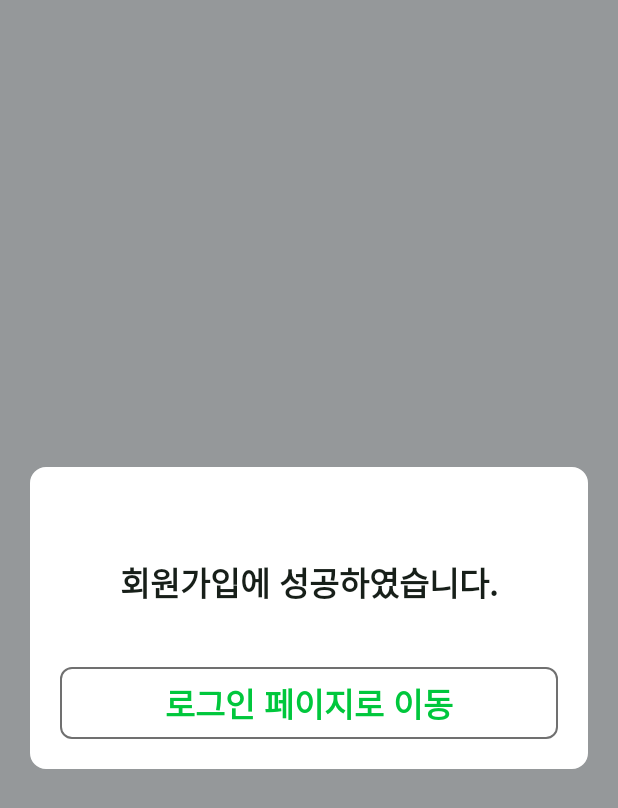
After one commit to ParkSungHee/Algorithm, an Android app: the SignUpDoneActivity screen opened directly, with no data from a screen before it, on a phone screen of 412 x 824 dp. The commit adds this screen. Shown: the top 808 px of the screen. Run offline under Robolectric (Android 15) with nearby library versions, the phone set to English and light mode, and no system bars.

Commit message:
#57 Sign Up 마무리

```diff
--- a/app/src/main/AndroidManifest.xml
+++ b/app/src/main/AndroidManifest.xml
@@ -15,7 +15,8 @@
         android:supportsRtl="true"
         android:theme="@style/AppTheme"
         tools:ignore="AllowBackup">
-        <activity android:name=".view.signup.SignUpActivity"></activity>
+        <activity android:name=".view.signup.SignUpDoneActivity" />
+        <activity android:name=".view.signup.SignUpActivity" />
         <activity android:name=".view.login.LoginActivity" />
 
         <uses-library
--- a/app/src/main/java/kr/co/gracegirls/tmi/view/signup/SignUpActivity.java
+++ b/app/src/main/java/kr/co/gracegirls/tmi/view/signup/SignUpActivity.java
@@ -1,6 +1,7 @@
 package kr.co.gracegirls.tmi.view.signup;
 
 import android.content.Context;
+import android.content.Intent;
 import android.os.Bundle;
 import android.text.Editable;
 import android.text.TextWatcher;
@@ -220,10 +221,16 @@ public class SignUpActivity extends AppCompatActivity implements View.OnClickLis
                 nickNameUsingThis(false);
                 break;
             case R.id.signUpDoneButton:
-
+                signUpDone();
                 break;
         }
 
+    }
+
+    private void signUpDone() {
+        Intent intent = new Intent(this, SignUpDoneActivity.class);
+        startActivity(intent);
+        finish();
     }
 
     private void nickNameUsingThis(boolean flag) {
--- /dev/null
+++ b/app/src/main/java/kr/co/gracegirls/tmi/view/signup/SignUpDoneActivity.java
@@ -0,0 +1,26 @@
+package kr.co.gracegirls.tmi.view.signup;
+
+import androidx.appcompat.app.AppCompatActivity;
+
+import android.os.Bundle;
+import android.view.View;
+import android.widget.Button;
+
+import kr.co.gracegirls.tmi.R;
+
+public class SignUpDoneActivity extends AppCompatActivity {
+
+    @Override
+    protected void onCreate(Bundle savedInstanceState) {
+        super.onCreate(savedInstanceState);
+        setContentView(R.layout.activity_sign_up_done);
+
+
+        findViewById(R.id.toLoginPage).setOnClickListener(new Button.OnClickListener() {
+            @Override
+            public void onClick(View view) {
+                finish();
+            }
+        });
+    }
+}
--- /dev/null
+++ b/app/src/main/res/layout/activity_sign_up_done.xml
@@ -0,0 +1,49 @@
+<?xml version="1.0" encoding="utf-8"?>
+<androidx.constraintlayout.widget.ConstraintLayout xmlns:android="http://schemas.android.com/apk/res/android"
+    xmlns:app="http://schemas.android.com/apk/res-auto"
+    xmlns:tools="http://schemas.android.com/tools"
+    android:layout_width="match_parent"
+    android:layout_height="match_parent"
+    android:background="@color/gray"
+    tools:context=".view.signup.SignUpDoneActivity">
+
+
+    <androidx.constraintlayout.widget.ConstraintLayout
+        android:layout_width="match_parent"
+        android:layout_height="wrap_content"
+        android:layout_marginStart="@dimen/common_margin_20dp"
+        android:layout_marginEnd="@dimen/common_margin_20dp"
+        android:background="@drawable/background_white_fill_radius_10dp"
+        android:padding="@dimen/common_margin_20dp"
+        app:layout_constraintBottom_toBottomOf="parent"
+        app:layout_constraintEnd_toEndOf="parent"
+        app:layout_constraintTop_toTopOf="parent">
+
+        <TextView
+            android:id="@+id/text1"
+            style="@style/CommonText.Black"
+            android:layout_width="wrap_content"
+            android:layout_height="wrap_content"
+            android:layout_marginTop="40dp"
+            android:text="회원가입에 성공하였습니다."
+            app:layout_constraintEnd_toEndOf="parent"
+            app:layout_constraintStart_toStartOf="parent"
+            app:layout_constraintTop_toTopOf="parent" />
+
+        <Button
+            android:id="@+id/toLoginPage"
+            style="@style/CommonText"
+            android:layout_width="match_parent"
+            android:layout_height="wrap_content"
+            android:layout_marginTop="40dp"
+            android:layout_marginBottom="@dimen/common_margin_20dp"
+            android:background="@drawable/background_gray_line_radius_7dp"
+            android:gravity="center"
+            android:text="로그인 페이지로 이동"
+            app:layout_constraintEnd_toEndOf="parent"
+            app:layout_constraintStart_toStartOf="parent"
+            app:layout_constraintTop_toBottomOf="@id/text1" />
+
+    </androidx.constraintlayout.widget.ConstraintLayout>
+
+</androidx.constraintlayout.widget.ConstraintLayout>
```
